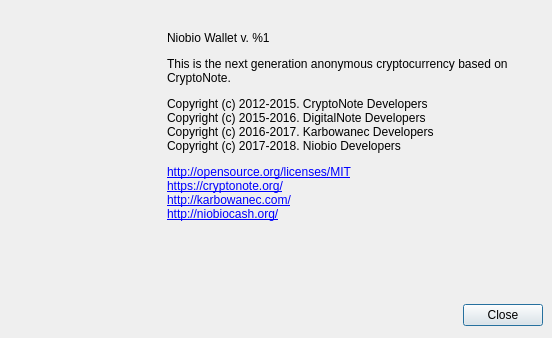
Before: the Qt Designer form src/gui/ui/aboutdialog.ui in supertref/imkoin-wallet, drawn with Qt 5.
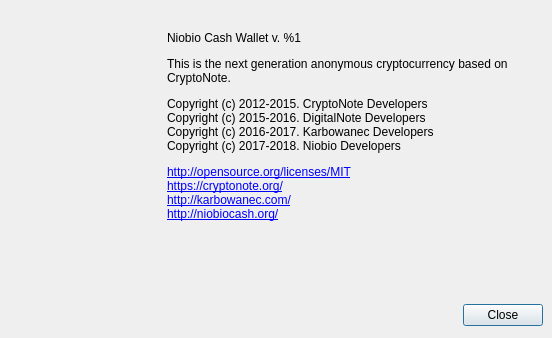
After: the same form once the commit is applied. Icons and pictures are not drawn.

Commit message: Replace Niobio by Niobio Cash

Diff of the .ui file:
```diff
--- a/src/gui/ui/aboutdialog.ui
+++ b/src/gui/ui/aboutdialog.ui
@@ -101,7 +101,7 @@
          </size>
         </property>
         <property name="text">
-         <string>&lt;html&gt;&lt;head/&gt;&lt;body&gt;&lt;p&gt;Niobio Wallet v. %1&lt;/p&gt;&lt;p&gt;This is the next generation anonymous cryptocurrency based on CryptoNote.&lt;/p&gt;&lt;p&gt;Copyright (c) 2012-2015. CryptoNote Developers&lt;br/&gt;Copyright (c) 2015-2016. DigitalNote Developers&lt;br/&gt;Copyright (c) 2016-2017. Karbowanec Developers&lt;br/&gt;Copyright (c) 2017-2018. Niobio Developers&lt;/p&gt;&lt;p&gt;&lt;a href=&quot;http://opensource.org/licenses/MIT&quot;&gt;&lt;span style=&quot; text-decoration: underline; color:#0000ff;&quot;&gt;http://opensource.org/licenses/MIT&lt;/span&gt;&lt;/a&gt;&lt;br/&gt;&lt;a href=&quot;https://cryptonote.org/&quot;&gt;&lt;span style=&quot; text-decoration: underline; color:#0000ff;&quot;&gt;https://cryptonote.org/&lt;/span&gt;&lt;/a&gt;&lt;br/&gt;&lt;a href=&quot;http://karbowanec.com/&quot;&gt;&lt;span style=&quot; text-decoration: underline; color:#0000ff;&quot;&gt;http://karbowanec.com/&lt;/span&gt;&lt;/a&gt;&lt;br/&gt;&lt;a href=&quot;http://niobiocash.org/&quot;&gt;&lt;span style=&quot; text-decoration: underline; color:#0000ff;&quot;&gt;http://niobiocash.org/&lt;/span&gt;&lt;/a&gt;&lt;/p&gt;&lt;/body&gt;&lt;/html&gt;</string>
+         <string>&lt;html&gt;&lt;head/&gt;&lt;body&gt;&lt;p&gt;Niobio Cash Wallet v. %1&lt;/p&gt;&lt;p&gt;This is the next generation anonymous cryptocurrency based on CryptoNote.&lt;/p&gt;&lt;p&gt;Copyright (c) 2012-2015. CryptoNote Developers&lt;br/&gt;Copyright (c) 2015-2016. DigitalNote Developers&lt;br/&gt;Copyright (c) 2016-2017. Karbowanec Developers&lt;br/&gt;Copyright (c) 2017-2018. Niobio Developers&lt;/p&gt;&lt;p&gt;&lt;a href=&quot;http://opensource.org/licenses/MIT&quot;&gt;&lt;span style=&quot; text-decoration: underline; color:#0000ff;&quot;&gt;http://opensource.org/licenses/MIT&lt;/span&gt;&lt;/a&gt;&lt;br/&gt;&lt;a href=&quot;https://cryptonote.org/&quot;&gt;&lt;span style=&quot; text-decoration: underline; color:#0000ff;&quot;&gt;https://cryptonote.org/&lt;/span&gt;&lt;/a&gt;&lt;br/&gt;&lt;a href=&quot;http://karbowanec.com/&quot;&gt;&lt;span style=&quot; text-decoration: underline; color:#0000ff;&quot;&gt;http://karbowanec.com/&lt;/span&gt;&lt;/a&gt;&lt;br/&gt;&lt;a href=&quot;http://niobiocash.org/&quot;&gt;&lt;span style=&quot; text-decoration: underline; color:#0000ff;&quot;&gt;http://niobiocash.org/&lt;/span&gt;&lt;/a&gt;&lt;/p&gt;&lt;/body&gt;&lt;/html&gt;</string>
         </property>
         <property name="textFormat">
          <enum>Qt::RichText</enum>
```
The commit also changes 18 other files.
